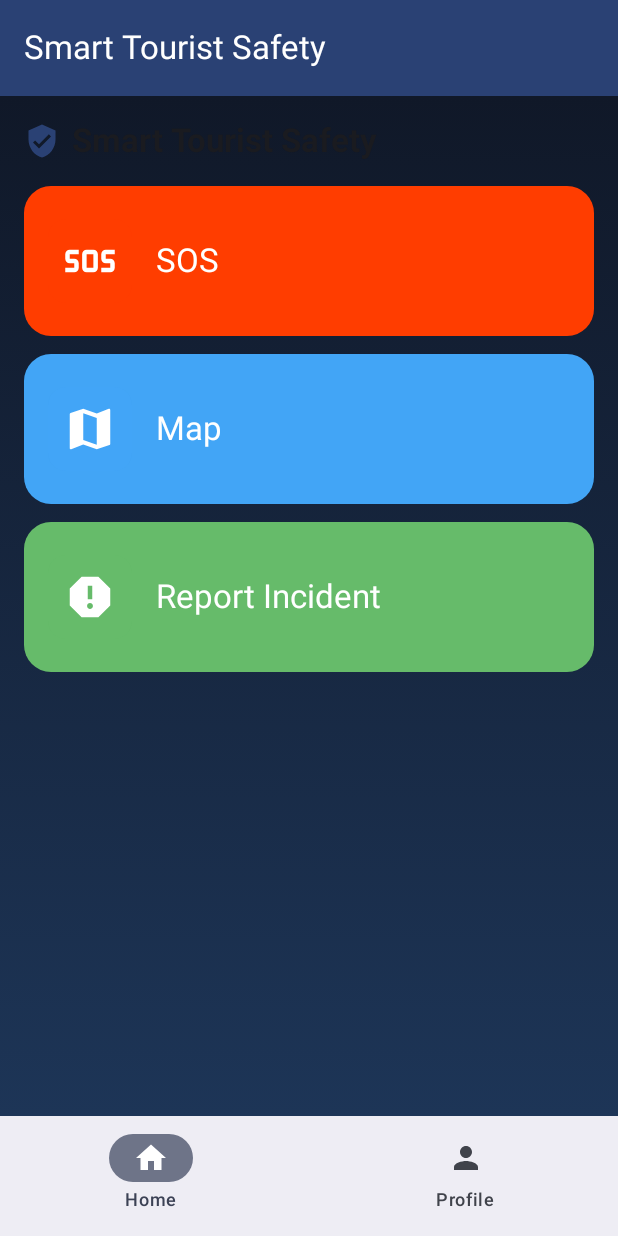
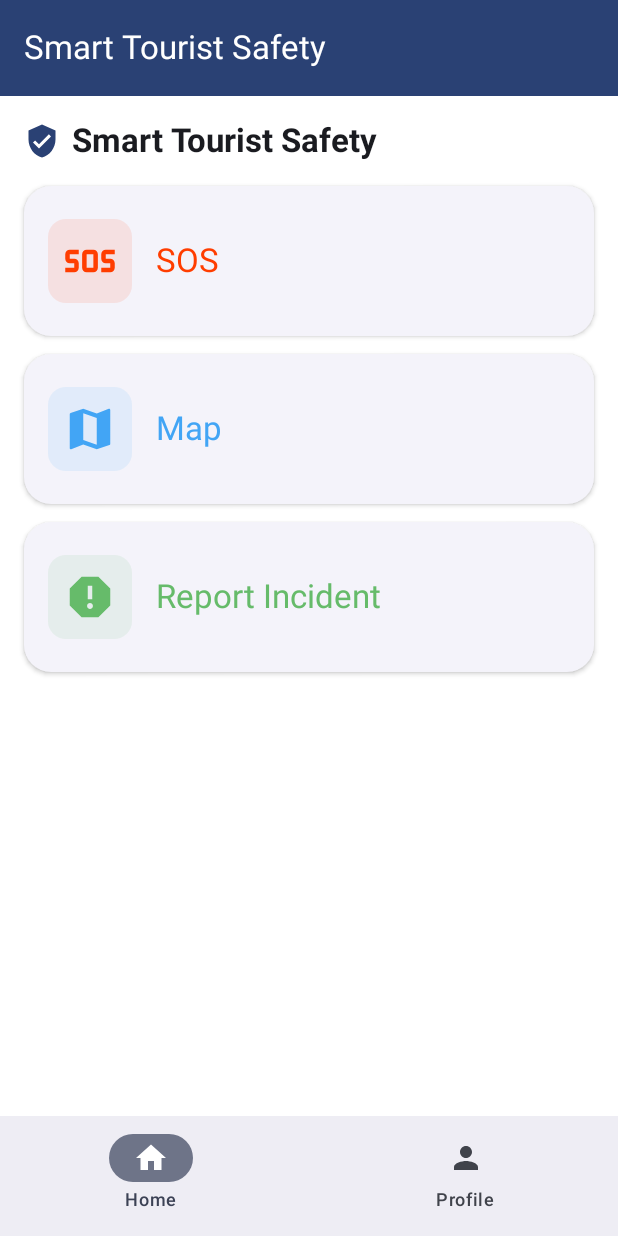
Before and after one commit to SushiEater2/rahinew, an Android app built with Jetpack Compose: the MainShellScreen screen opened through its navigation route, on a phone screen of 412 x 824 dp. Run offline under Robolectric (Android 15) with nearby library versions, the phone set to English and light mode, and no system bars.

Commit message:
changes to ui (blue bg to white and some more)

```diff
--- a/RAHI/RAHI PROJECT/app/src/main/java/com/example/rahi2/ui/screens/MainShell.kt
+++ b/RAHI/RAHI PROJECT/app/src/main/java/com/example/rahi2/ui/screens/MainShell.kt
@@ -19,6 +19,7 @@ import androidx.compose.material3.TopAppBar
 import androidx.compose.material3.TopAppBarDefaults
 import androidx.compose.runtime.Composable
 import androidx.compose.ui.Modifier
+import androidx.compose.ui.graphics.Color // Added import for Color
 import com.example.rahi2.navigation.NavRoute
 import com.example.rahi2.ui.strings.LocalStrings // Added import
 
@@ -57,7 +58,8 @@ fun MainShellScreen(
 					)
 				}
 			}
-		}
+		},
+        containerColor = Color.White // Set the dashboard background to white
 	) { inner ->
 		Box(modifier = Modifier.fillMaxSize().padding(inner)) {
 			content(inner)
--- a/RAHI/RAHI PROJECT/app/src/main/java/com/example/rahi2/ui/screens/tabs/HomeTab.kt
+++ b/RAHI/RAHI PROJECT/app/src/main/java/com/example/rahi2/ui/screens/tabs/HomeTab.kt
@@ -28,26 +28,23 @@ import androidx.compose.runtime.Composable
 import androidx.compose.ui.Alignment
 import androidx.compose.ui.Modifier
 import androidx.compose.ui.graphics.Color
-import androidx.compose.ui.graphics.Brush
+// import androidx.compose.ui.graphics.Brush // No longer needed for Column background
 import androidx.compose.ui.platform.LocalContext
 import androidx.compose.ui.text.font.FontWeight
 import androidx.compose.ui.unit.dp
-import com.example.rahi2.ui.strings.LocalStrings // Added import
+import com.example.rahi2.ui.strings.LocalStrings
 
 @Composable
 fun HomeTab(onReportIncident: () -> Unit, onOpenMap: () -> Unit) {
 	val context = LocalContext.current
+	val sosAccentColor = Color(0xFFFF3D00)
+	val mapAccentColor = Color(0xFF42A5F5)
+	val reportAccentColor = Color(0xFF66BB6A)
+
 	Column(
 		modifier = Modifier
 			.fillMaxSize()
-			.background(
-				Brush.verticalGradient(
-					listOf(
-						Color(0xFF101828),
-						Color(0xFF1D3557)
-					)
-				)
-			)
+			.background(Color.White) // Main background is white
 			.padding(16.dp),
 		horizontalAlignment = Alignment.CenterHorizontally,
 		verticalArrangement = Arrangement.Top
@@ -59,17 +56,17 @@ fun HomeTab(onReportIncident: () -> Unit, onOpenMap: () -> Unit) {
 		) {
 			Icon(Icons.Default.VerifiedUser, contentDescription = null, tint = MaterialTheme.colorScheme.primary)
 			Text(
-				text = LocalStrings.current.appTitle, // Updated
-				style = MaterialTheme.typography.titleLarge.copy(fontWeight = FontWeight.Bold),
+				text = LocalStrings.current.appTitle,
+				style = MaterialTheme.typography.titleLarge.copy(fontWeight = FontWeight.Bold, color = MaterialTheme.colorScheme.onBackground),
 				modifier = Modifier.padding(start = 8.dp)
 			)
 		}
 		Spacer(modifier = Modifier.height(16.dp))
 
 		FeatureCard(
-			title = LocalStrings.current.homeSOS, // Updated
-			color = Color(0xFFFF3D00),
-			icon = { Icon(Icons.Default.Sos, contentDescription = null, tint = Color.White, modifier = Modifier.size(36.dp)) },
+			title = LocalStrings.current.homeSOS,
+			accentColor = sosAccentColor,
+			icon = { Icon(Icons.Default.Sos, contentDescription = null, tint = sosAccentColor, modifier = Modifier.size(36.dp)) },
 			onClick = {
 				val intent = android.content.Intent(android.content.Intent.ACTION_DIAL, android.net.Uri.parse("tel:112"))
 				context.startActivity(intent)
@@ -77,16 +74,16 @@ fun HomeTab(onReportIncident: () -> Unit, onOpenMap: () -> Unit) {
 		)
 		Spacer(modifier = Modifier.height(12.dp))
 		FeatureCard(
-			title = LocalStrings.current.homeMap, // Updated
-			color = Color(0xFF42A5F5),
-			icon = { Icon(Icons.Default.Map, contentDescription = null, tint = Color.White, modifier = Modifier.size(36.dp)) },
+			title = LocalStrings.current.homeMap,
+			accentColor = mapAccentColor,
+			icon = { Icon(Icons.Default.Map, contentDescription = null, tint = mapAccentColor, modifier = Modifier.size(36.dp)) },
 			onClick = onOpenMap
 		)
 		Spacer(modifier = Modifier.height(12.dp))
 		FeatureCard(
-			title = LocalStrings.current.homeReportIncident, // Updated
-			color = Color(0xFF66BB6A),
-			icon = { Icon(Icons.Default.Report, contentDescription = null, tint = Color.White, modifier = Modifier.size(36.dp)) },
+			title = LocalStrings.current.homeReportIncident,
+			accentColor = reportAccentColor,
+			icon = { Icon(Icons.Default.Report, contentDescription = null, tint = reportAccentColor, modifier = Modifier.size(36.dp)) },
 			onClick = onReportIncident
 		)
 	}
@@ -95,22 +92,23 @@ fun HomeTab(onReportIncident: () -> Unit, onOpenMap: () -> Unit) {
 @Composable
 private fun FeatureCard(
 	title: String,
-	color: Color,
+	accentColor: Color,
 	icon: @Composable () -> Unit,
 	onClick: () -> Unit
 ) {
 	Card(
-		colors = CardDefaults.cardColors(containerColor = color),
+		colors = CardDefaults.cardColors(containerColor = MaterialTheme.colorScheme.surfaceContainerLow),
 		shape = RoundedCornerShape(18.dp),
 		modifier = Modifier
 			.fillMaxWidth()
 			.height(100.dp)
-			.clickable { onClick() }
+			.clickable { onClick() },
+        elevation = CardDefaults.cardElevation(defaultElevation = 2.dp) // Adding a subtle elevation
 	) {
 		Row(
 			modifier = Modifier
 				.fillMaxSize()
-				.background(color.copy(alpha = 0.08f))
+				// Removed Row background, Card now handles it
 				.padding(16.dp),
 			verticalAlignment = Alignment.CenterVertically,
 			horizontalArrangement = Arrangement.spacedBy(16.dp)
@@ -118,10 +116,10 @@ private fun FeatureCard(
 			Box(
 				modifier = Modifier
 					.size(56.dp)
-					.background(color.copy(alpha = 0.25f), shape = RoundedCornerShape(12.dp)),
+					.background(accentColor.copy(alpha = 0.1f), shape = RoundedCornerShape(12.dp)), // Icon background with light accent tint
 				contentAlignment = Alignment.Center
-			) { icon() }
-			Text(title, style = MaterialTheme.typography.titleLarge, color = Color.White)
+			) { icon() } // Icon is now tinted by the caller
+			Text(title, style = MaterialTheme.typography.titleLarge, color = accentColor) // Text color is accent color
 		}
 	}
 }
```
Also changed, not shown: RAHI/RAHI PROJECT/app/src/main/java/com/example/rahi2/ui/screens/tabs/MapTab.kt (+93 -17 lines).
